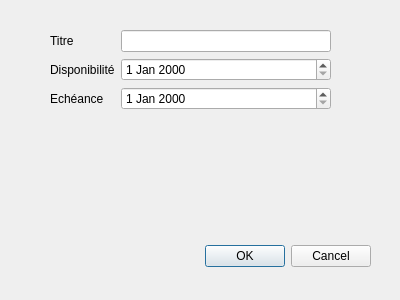
This is ProjectCalendar/dialogprojet.ui in pzins/ProjectCalendar_LO21 as Qt 5 draws it before an edit. The edited form follows.
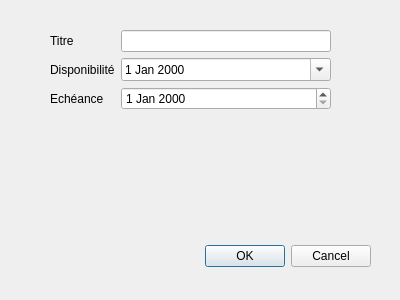
This is the edited form.

```diff
--- a/ProjectCalendar/dialogprojet.ui
+++ b/ProjectCalendar/dialogprojet.ui
@@ -64,7 +64,11 @@
      <widget class="QLineEdit" name="lineEdit"/>
     </item>
     <item row="1" column="1">
-     <widget class="QDateEdit" name="dateEdit"/>
+     <widget class="QDateEdit" name="dateEdit">
+      <property name="calendarPopup">
+       <bool>true</bool>
+      </property>
+     </widget>
     </item>
     <item row="2" column="1">
      <widget class="QDateEdit" name="dateEdit_2"/>
```
